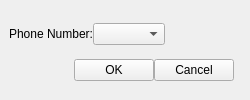
Qt form src/view/ChoosePhoneNumber.ui (the-butterfly-effect/tbe) before a commit.
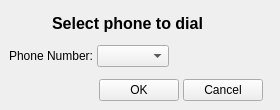
The same form after that commit. Icons and pictures are not drawn. Custom widgets are drawn as their Qt base class.

Commit message: improve layout of ChoosePhoneNumber some more, add title to the dialog

Patch:
```diff
--- a/src/view/ChoosePhoneNumber.ui
+++ b/src/view/ChoosePhoneNumber.ui
@@ -6,8 +6,8 @@
    <rect>
     <x>0</x>
     <y>0</y>
-    <width>250</width>
-    <height>100</height>
+    <width>280</width>
+    <height>110</height>
    </rect>
   </property>
   <property name="windowTitle">
@@ -45,21 +45,93 @@
      </property>
      <layout class="QVBoxLayout" name="verticalLayout">
       <property name="spacing">
-       <number>0</number>
+       <number>4</number>
       </property>
       <property name="topMargin">
-       <number>9</number>
+       <number>13</number>
       </property>
       <property name="rightMargin">
-       <number>16</number>
+       <number>17</number>
       </property>
-      <property name="bottomMargin">
-       <number>3</number>
-      </property>
+      <item>
+       <layout class="QHBoxLayout" name="horizontalLayout_3">
+        <item>
+         <spacer name="horizontalSpacer_3">
+          <property name="orientation">
+           <enum>Qt::Horizontal</enum>
+          </property>
+          <property name="sizeHint" stdset="0">
+           <size>
+            <width>40</width>
+            <height>20</height>
+           </size>
+          </property>
+         </spacer>
+        </item>
+        <item>
+         <widget class="QLabel" name="theLevelTitle">
+          <property name="sizePolicy">
+           <sizepolicy hsizetype="Preferred" vsizetype="Minimum">
+            <horstretch>0</horstretch>
+            <verstretch>0</verstretch>
+           </sizepolicy>
+          </property>
+          <property name="font">
+           <font>
+            <pointsize>12</pointsize>
+            <weight>75</weight>
+            <bold>true</bold>
+           </font>
+          </property>
+          <property name="styleSheet">
+           <string notr="true">background: url(:/button.png);</string>
+          </property>
+          <property name="text">
+           <string>Select phone to dial</string>
+          </property>
+         </widget>
+        </item>
+        <item>
+         <spacer name="horizontalSpacer_5">
+          <property name="orientation">
+           <enum>Qt::Horizontal</enum>
+          </property>
+          <property name="sizeHint" stdset="0">
+           <size>
+            <width>40</width>
+            <height>20</height>
+           </size>
+          </property>
+         </spacer>
+        </item>
+        <item>
+         <spacer name="horizontalSpacer_4">
+          <property name="orientation">
+           <enum>Qt::Horizontal</enum>
+          </property>
+          <property name="sizeType">
+           <enum>QSizePolicy::Minimum</enum>
+          </property>
+          <property name="sizeHint" stdset="0">
+           <size>
+            <width>18</width>
+            <height>1</height>
+           </size>
+          </property>
+         </spacer>
+        </item>
+       </layout>
+      </item>
       <item>
        <layout class="QHBoxLayout" name="horizontalLayout">
         <item>
          <widget class="QLabel" name="label">
+          <property name="sizePolicy">
+           <sizepolicy hsizetype="Preferred" vsizetype="Expanding">
+            <horstretch>0</horstretch>
+            <verstretch>0</verstretch>
+           </sizepolicy>
+          </property>
           <property name="styleSheet">
            <string notr="true">background: none;</string>
           </property>
```
The commit also changes 2 other files.
